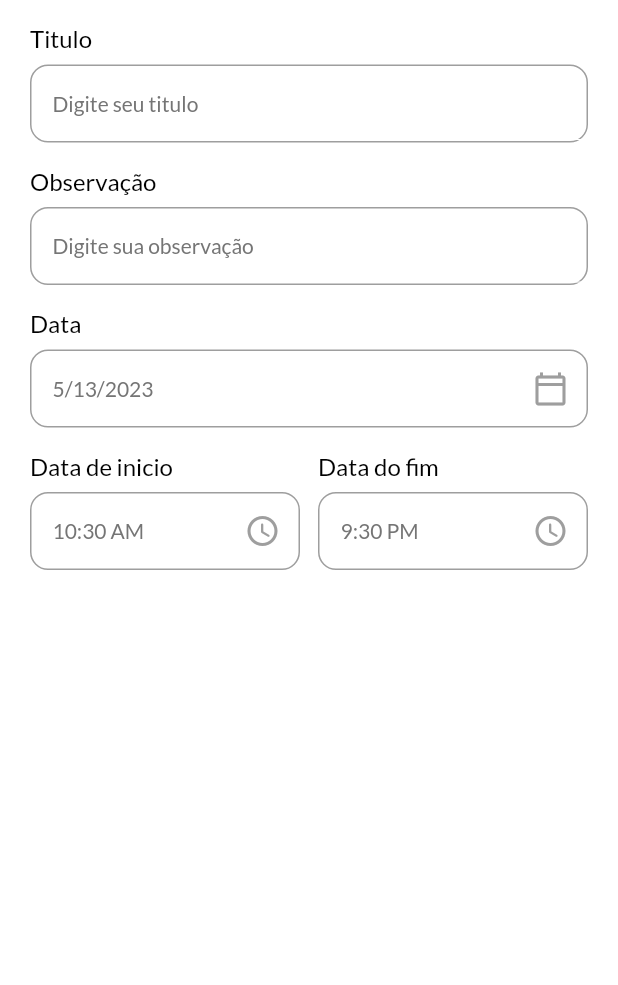
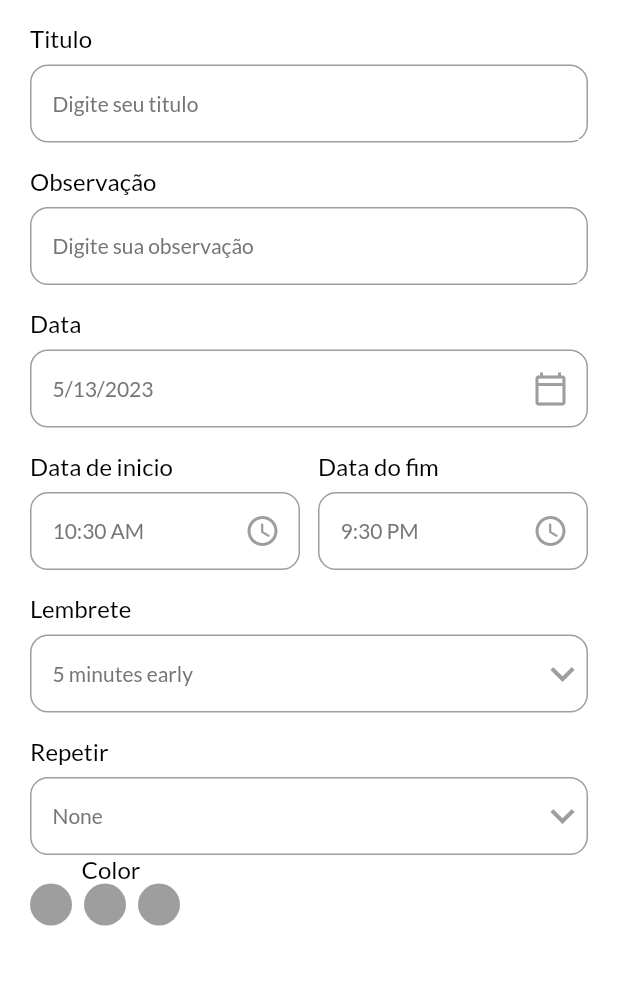
Before and after one commit to felpsalvs/todo-flutter, a Flutter app: the AddTaskPage screen opened directly, on a phone screen of 412 x 824 dp, the part 138-1123 px from its top. Run offline on Flutter 3.47's test engine with Material 2 defaults, Android fonts, the phone set to English and light mode, and no system bars; our stand-ins replace date_picker_timeline, get, get_storage, google_fonts; accounts and stored records are empty.

Commit message:
✨ feat: update functions for dates

```diff
--- a/lib/ui/add_task_bar.dart
+++ b/lib/ui/add_task_bar.dart
@@ -15,6 +15,17 @@ class _AddTaskPageState extends State<AddTaskPage> {
   DateTime _selectedDate = DateTime.now();
   String _endTime = '9:30 PM';
   String _startTime = DateFormat('hh:mm a').format(DateTime.now()).toString();
+  int _selectedRemind = 5;
+  List<int> remindList = [
+    5,
+    10,
+    15,
+    20,
+  ];
+
+  String _selectedRepeat = 'None';
+  List<String> repeatList = ['None', 'Daily', 'Weekly', 'Monthly'];
+
   @override
   Widget build(BuildContext context) {
     return Scaffold(
@@ -22,21 +33,18 @@ class _AddTaskPageState extends State<AddTaskPage> {
         appBar: _appBar(context),
         body: Container(
             padding: const EdgeInsets.only(left: 20, right: 20),
-            child: Column(
-              children: [
+            child: Column(children: [
               Text(
                 'Adicionar Agendamento',
                 style: headingStyle,
               ),
               MyInputField(title: 'Titulo', hint: 'Digite seu titulo'),
-                MyInputField(
-                    title: 'Observação', hint: 'Digite sua observação'),
+              MyInputField(title: 'Observação', hint: 'Digite sua observação'),
               MyInputField(
                 title: 'Data',
                 hint: DateFormat.yMd().format(_selectedDate),
                 widget: IconButton(
-                    icon:
-                        Icon(Icons.calendar_today_outlined, color: Colors.grey),
+                  icon: Icon(Icons.calendar_today_outlined, color: Colors.grey),
                   onPressed: () {
                     print('oi');
                     _getDateFromUser();
@@ -71,9 +79,83 @@ class _AddTaskPageState extends State<AddTaskPage> {
                               Icons.access_time_rounded,
                               color: Colors.grey,
                             ))))
+              ]),
+              MyInputField(
+                title: 'Lembrete',
+                hint: '$_selectedRemind minutes early',
+                widget: DropdownButton(
+                  icon: Icon(
+                    Icons.keyboard_arrow_down,
+                    color: Colors.grey,
+                  ),
+                  iconSize: 32,
+                  elevation: 4,
+                  style: subTitleStyle,
+                  underline: Container(
+                    height: 0,
+                  ),
+                  onChanged: (String? newValue) {
+                    setState(() {
+                      _selectedRemind = int.parse(newValue!);
+                    });
+                  },
+                  items: remindList.map<DropdownMenuItem<String>>((int value) {
+                    return DropdownMenuItem<String>(
+                        value: value.toString(), child: Text(value.toString()));
+                  }).toList(),
+                ),
+              ),
+              MyInputField(
+                title: 'Repetir',
+                hint: '$_selectedRepeat',
+                widget: DropdownButton(
+                  icon: Icon(
+                    Icons.keyboard_arrow_down,
+                    color: Colors.grey,
+                  ),
+                  iconSize: 32,
+                  elevation: 4,
+                  style: subTitleStyle,
+                  underline: Container(
+                    height: 0,
+                  ),
+                  onChanged: (String? newValue) {
+                    setState(() {
+                      _selectedRepeat = newValue!;
+                    });
+                  },
+                  items:
+                      repeatList.map<DropdownMenuItem<String>>((String? value) {
+                    return DropdownMenuItem<String>(
+                        value: value,
+                        child:
+                            Text(value!, style: TextStyle(color: Colors.grey)));
+                  }).toList(),
+                ),
+              ),
+              Row(children: [
+                Column(
+                  children: [
+                    Text(
+                      'Color',
+                      style: titleStyle,
+                    ),
+                    Wrap(
+                        children: List<Widget>.generate(
+                          3,
+                          (int index) {
+                      return Padding(
+                        padding: const EdgeInsets.only(right: 8.0),
+                        child: CircleAvatar(
+                        radius: 14,
+                        backgroundColor: Colors.grey,
+                        ),
+                      );
+                    }))
+                  ],
+                )
               ])
-              ],
-            )));
+            ])));
   }
 
   _appBar(BuildContext context) {
@@ -121,15 +203,19 @@ class _AddTaskPageState extends State<AddTaskPage> {
     }
   }
 
-  _getTimeFromUser({required bool isStartTime}) {
-    var pickedTime = _showTimePicker();
+  _getTimeFromUser({required bool isStartTime}) async {
+    var pickedTime = await _showTimePicker();
     String _formatedTime = pickedTime.format(context);
     if (pickedTime == null) {
       print('cancelado');
     } else if (isStartTime == true) {
+      setState(() {
         _startTime = _formatedTime;
+      });
     } else if (isStartTime == false) {
+      setState(() {
         _endTime = _formatedTime;
+      });
     }
   }
 
@@ -137,6 +223,9 @@ class _AddTaskPageState extends State<AddTaskPage> {
     return showTimePicker(
         initialEntryMode: TimePickerEntryMode.input,
         context: context,
-        initialTime: TimeOfDay(hour: 9, minute: 10));
+        initialTime: TimeOfDay(
+          hour: int.parse(_startTime.split(':')[0]),
+          minute: int.parse(_startTime.split(':')[1].split(' ')[0]),
+        ));
   }
 }
```
Lines whose indentation alone changed are shown as unchanged.
